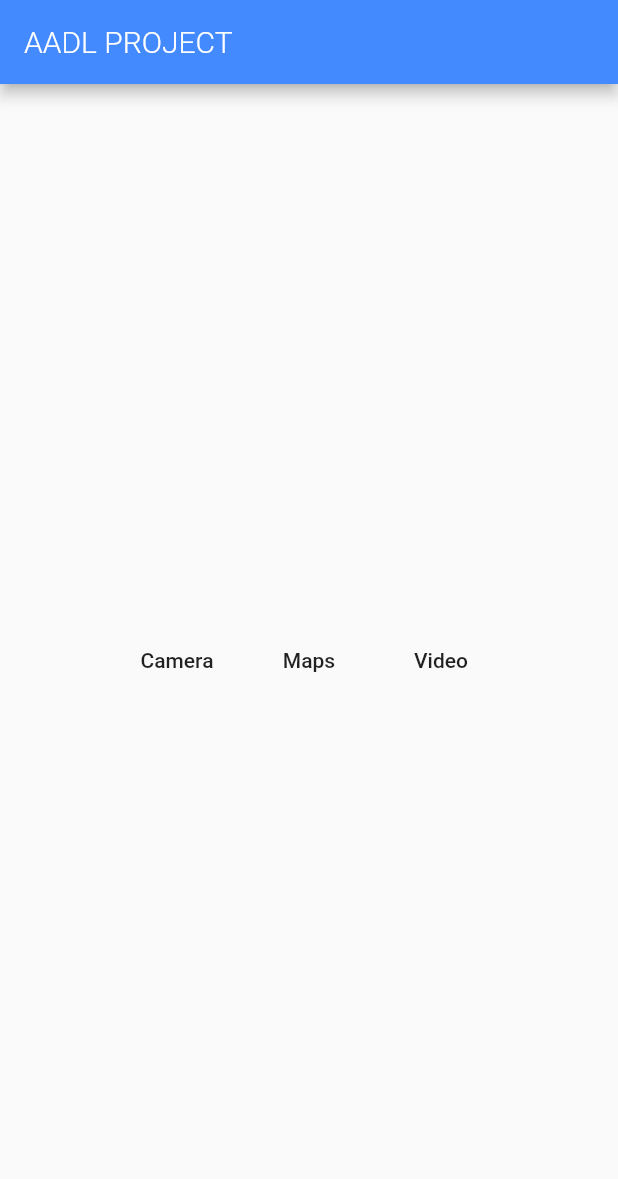
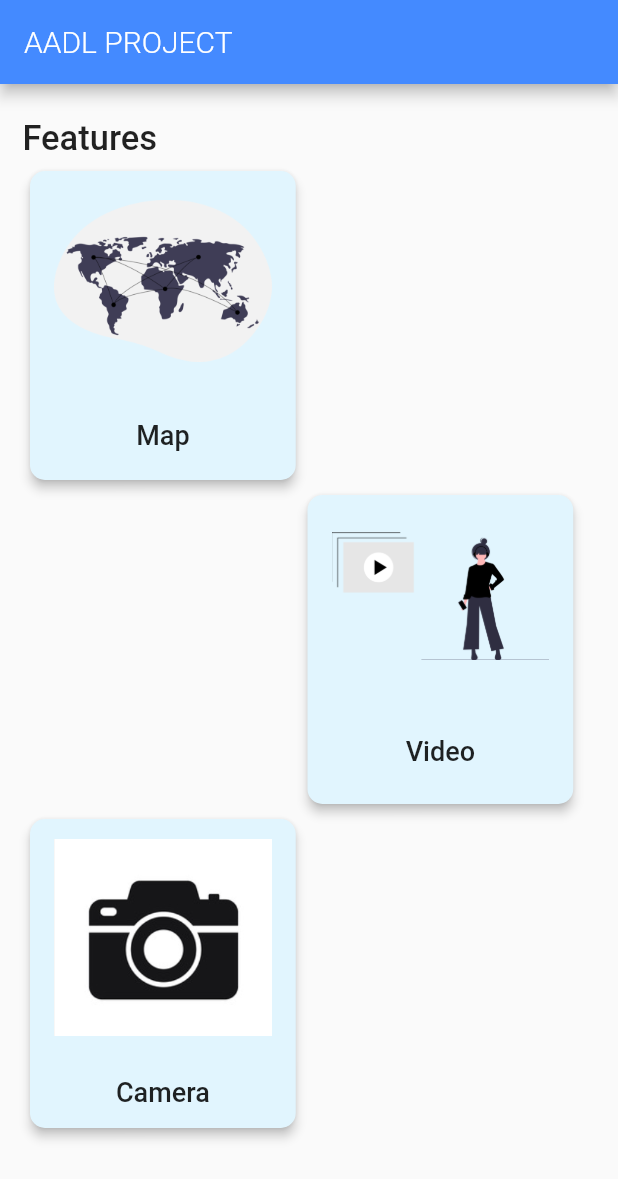
Before and after one commit to Bhavya-02022000/AADL2, a Flutter app: the screen it shows after launch, on a phone screen of 412 x 824 dp. Shown: the top 1179 px of the screen. Run offline on Flutter 3.47's test engine with Material 2 defaults, Android fonts, the phone set to English and light mode, and no system bars; drawn by our look-alikes of auto_size_text; our stand-ins replace camera, google_maps_flutter, video_player, youtube_player_flutter; Roboto replaces fonts that are missing (Cambria).

Commit message:
Complete project before submission

```diff
--- a/lib/main.dart
+++ b/lib/main.dart
@@ -1,6 +1,7 @@
 import 'package:aadl2/camera.dart';
 import 'package:aadl2/maps.dart';
 import 'package:aadl2/youtube.dart';
+import 'package:auto_size_text/auto_size_text.dart';
 import 'package:flutter/material.dart';
 
 void main(List<String> args) {
@@ -39,49 +40,203 @@ class ButtonPage extends StatelessWidget {
   Widget build(BuildContext context) {
     return Scaffold(
       appBar: AppBar(title: Text("AADL PROJECT")),
-      body: Container(
+      body: Padding(
+          padding:
+              EdgeInsets.only(left: 15.0, right: 15.0, bottom: 20.0, top: 8.0),
           child: Column(
-          mainAxisAlignment: MainAxisAlignment.center,
             children: <Widget>[
-            // Text(
-            //   "Button 1",
+              Padding(
+                padding: EdgeInsets.only(top: 15),
+                child: Row(
+                  mainAxisAlignment: MainAxisAlignment.spaceBetween,
+                  children: <Widget>[
+                    Text(
+                      "Features",
+                      style: TextStyle(
+                          fontSize: 23.0,
+                          fontFamily: 'Cambria',
+                          fontWeight: FontWeight.w500),
+                    ),
+                  ],
+                ),
+              ),
+              Row(
+                mainAxisAlignment: MainAxisAlignment.spaceBetween,
+                children: <Widget>[
+                  Column(
+                    crossAxisAlignment: CrossAxisAlignment.start,
+                    children: <Widget>[
+                      Map(),
+                      Video(),
+                      Camera()
+                    ],
+                  ),
+                ],
+              ),
+            ],
+          )
+
+          // child: Column(
+          //   mainAxisAlignment: MainAxisAlignment.center,
+          //   children: <Widget>[
+          //     // Text(
+          //     //   "Button 1",
+          //     // ),
+          //     // Text(
+          //     //   "Button 2",
+          //     // ),
+          //     Row(
+          //       mainAxisAlignment: MainAxisAlignment.center,
+          //       children: <Widget>[
+          //         FlatButton(
+          //             onPressed: () {
+          //               print("Camera");
+          //               Navigator.of(context).push(MaterialPageRoute(
+          //                 builder: (context) => CameraApp(),
+          //               ));
+          //               // CameraApp();
+          //             },
+          //             child: Text('Camera')),
+          //         FlatButton(
+          //             onPressed: () {
+          //               print("Maps");
+          //               // MapsDemo();
+          //               Navigator.of(context).push(MaterialPageRoute(
+          //                 builder: (context) => MapsDemo(),
+          //               ));
+          //             },
+          //             child: Text('Maps')),
+          //         FlatButton(
+          //             onPressed: () {
+          //               print("Video");
+          //               Navigator.of(context).push(MaterialPageRoute(
+          //                 builder: (context) => YoutubePlayerDemoApp(),
+          //               ));
+          //               // CameraApp();
+          //             },
+          //             child: Text('Video')),
+          //       ],
+          //     )
+          //   ],
           // ),
-            // Text(
-            //   "Button 2",
-            // ),
-            Row(
-              mainAxisAlignment: MainAxisAlignment.center,
+          ),
+    );
+  }
+}
+
+class Map extends StatelessWidget {
+  @override
+  Widget build(BuildContext context) {
+    return Padding(
+      padding: EdgeInsets.only(top: 8.0, bottom: 2.0, left: 5.0),
+      child: Container(
+        width: MediaQuery.of(context).size.width * 0.43,
+        height: MediaQuery.of(context).size.height * 0.25,
+        child: RaisedButton(
+          onPressed: () {
+            print("Maps");
+            Navigator.of(context).push(MaterialPageRoute(
+              builder: (context) => MapsDemo(),
+            ));
+          },
+          child: Column(
+              mainAxisAlignment: MainAxisAlignment.spaceAround,
               children: <Widget>[
-                FlatButton(
+                Image(
+                  alignment: Alignment.center,
+                  image: AssetImage('images/heatmap.png'),
+                ),
+                AutoSizeText(
+                  "Map",
+                  style: TextStyle(
+                    fontSize: 18.0,
+                  ),
+                ),
+              ]),
+          elevation: 3.0,
+          color: Colors.lightBlue[50],
+          shape: RoundedRectangleBorder(
+            borderRadius: new BorderRadius.circular(10.0),
+          ),
+        ),
+      ),
+    );
+  }
+}
+
+class Video extends StatelessWidget {
+  @override
+  Widget build(BuildContext context) {
+    return Padding(
+      padding: EdgeInsets.only(top: 8.0, bottom: 2.0, left: 190),
+      child: Container(
+        width: MediaQuery.of(context).size.width * 0.43,
+        height: MediaQuery.of(context).size.height * 0.25,
+        child: RaisedButton(
+          onPressed: () {
+            print("Video");
+            Navigator.of(context).push(MaterialPageRoute(
+              builder: (context) => YoutubePlayerDemoApp(),
+            ));
+          },
+          child: Column(
+              mainAxisAlignment: MainAxisAlignment.spaceAround,
+              children: <Widget>[
+                Image(
+                  alignment: Alignment.center,
+                  image: AssetImage('images/video.png'),
+                ),
+                AutoSizeText(
+                  "Video",
+                  style: TextStyle(
+                    fontSize: 18.0,
+                  ),
+                ),
+              ]),
+          elevation: 3.0,
+          color: Colors.lightBlue[50],
+          shape: RoundedRectangleBorder(
+            borderRadius: new BorderRadius.circular(10.0),
+          ),
+        ),
+      ),
+    );
+  }
+}
+class Camera extends StatelessWidget {
+  @override
+  Widget build(BuildContext context) {
+    return Padding(
+      padding: EdgeInsets.only(top: 8.0, bottom: 2.0, left: 5),
+      child: Container(
+        width: MediaQuery.of(context).size.width * 0.43,
+        height: MediaQuery.of(context).size.height * 0.25,
+        child: RaisedButton(
           onPressed: () {
             print("Camera");
             Navigator.of(context).push(MaterialPageRoute(
               builder: (context) => CameraApp(),
             ));
-                      // CameraApp();
           },
-                    child: Text('Camera')),
-                FlatButton(
-                    onPressed: () {
-                      print("Maps");
-                      // MapsDemo();
-                      Navigator.of(context).push(MaterialPageRoute(
-                        builder: (context) => MapsDemo(),
-                      ));
-                    },
-                    child: Text('Maps')),
-                FlatButton(
-                    onPressed: () {
-                      print("Video");
-                      Navigator.of(context).push(MaterialPageRoute(
-                        builder: (context) => YoutubePlayerDemoApp(),
-                      ));
-                      // CameraApp();
-                    },
-                    child: Text('Video')),
-              ],
-            )
-          ],
+          child: Column(
+              mainAxisAlignment: MainAxisAlignment.spaceAround,
+              children: <Widget>[
+                Image(
+                  alignment: Alignment.center,
+                  image: AssetImage('images/camera.PNG'),
+                ),
+                AutoSizeText(
+                  "Camera",
+                  style: TextStyle(
+                    fontSize: 18.0,
+                  ),
+                ),
+              ]),
+          elevation: 3.0,
+          color: Colors.lightBlue[50],
+          shape: RoundedRectangleBorder(
+            borderRadius: new BorderRadius.circular(10.0),
+          ),
         ),
       ),
     );
--- a/pubspec.yaml
+++ b/pubspec.yaml
@@ -32,6 +32,7 @@ dependencies:
   camera: ^0.5.8+5
   path_provider: ^1.6.14
   video_player: ^0.10.12+2
+  auto_size_text: ^2.1.0
 
 dev_dependencies:
   flutter_test:
@@ -49,8 +50,8 @@ flutter:
   uses-material-design: true
 
   # To add assets to your application, add an assets section, like this:
-  # assets:
-  #   - images/a_dot_burr.jpeg
+  assets:
+    - images/
   #   - images/a_dot_ham.jpeg
 
   # An image asset can refer to one or more resolution-specific "variants", see
```
Also changed, not shown: images/camera.PNG (added), images/heatmap.png (added), images/video.png (added), pubspec.lock. Lines whose indentation alone changed are shown as unchanged.
